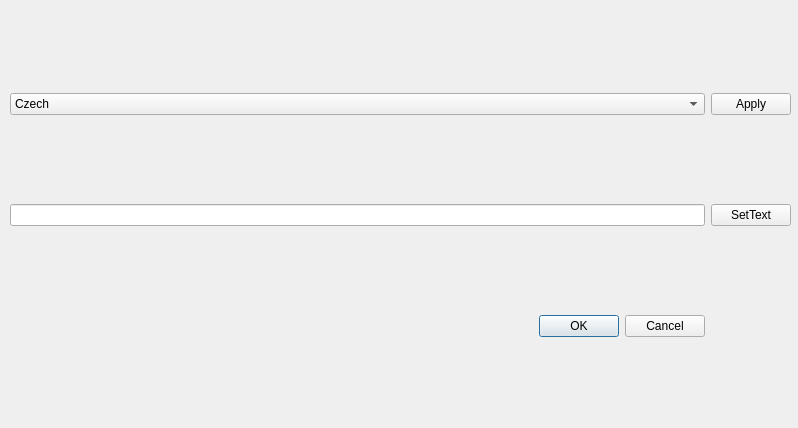
Before: the Qt Designer form resources/ui/SettingsWindow.ui in SonGokussj4/PySide2-Boilerplate, drawn with Qt 5.
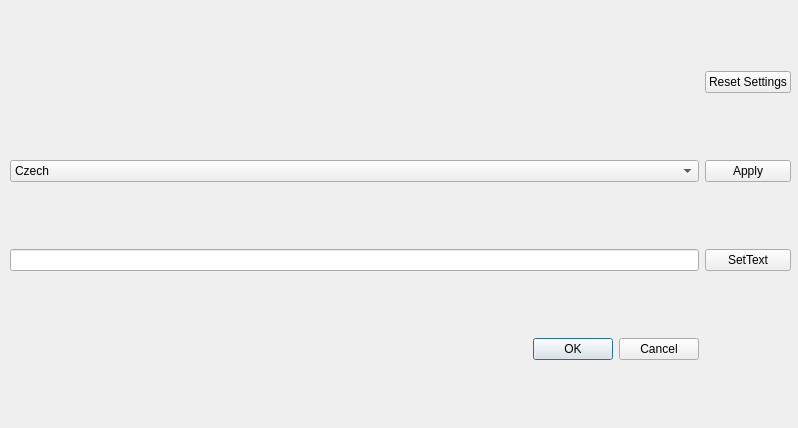
After: the same form once the commit is applied.

What changed in the file:
```diff
--- a/resources/ui/SettingsWindow.ui
+++ b/resources/ui/SettingsWindow.ui
@@ -29,31 +29,31 @@
     <property name="sizeConstraint">
      <enum>QLayout::SetDefaultConstraint</enum>
     </property>
-    <item row="0" column="1">
+    <item row="1" column="1">
      <widget class="QPushButton" name="btnApplyLanguage">
       <property name="text">
        <string>Apply</string>
       </property>
      </widget>
     </item>
-    <item row="1" column="0">
+    <item row="2" column="0">
      <widget class="QLineEdit" name="txtSetText"/>
     </item>
-    <item row="1" column="1">
+    <item row="2" column="1">
      <widget class="QPushButton" name="btnSetText">
       <property name="text">
        <string>SetText</string>
       </property>
      </widget>
     </item>
-    <item row="2" column="0">
+    <item row="3" column="0">
      <widget class="QDialogButtonBox" name="buttonBox">
       <property name="standardButtons">
        <set>QDialogButtonBox::Cancel|QDialogButtonBox::Ok</set>
       </property>
      </widget>
     </item>
-    <item row="0" column="0">
+    <item row="1" column="0">
      <widget class="QComboBox" name="cboSelectLanguage">
       <item>
        <property name="text">
@@ -72,6 +72,13 @@
       </item>
      </widget>
     </item>
+    <item row="0" column="1">
+     <widget class="QPushButton" name="btnResetSettings">
+      <property name="text">
+       <string>Reset Settings</string>
+      </property>
+     </widget>
+    </item>
    </layout>
   </widget>
  </widget>
```
